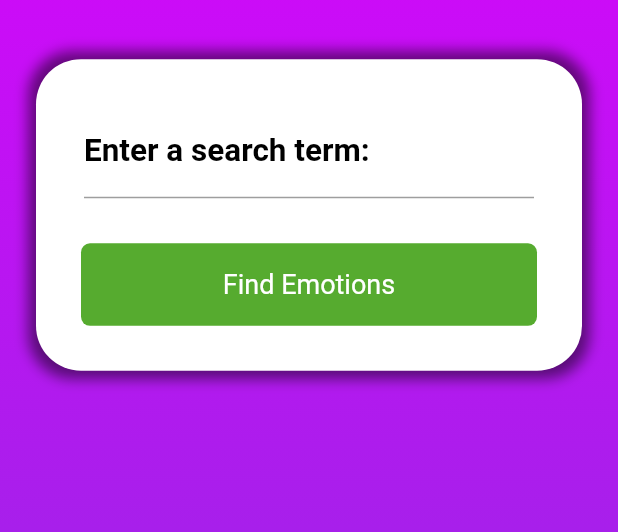
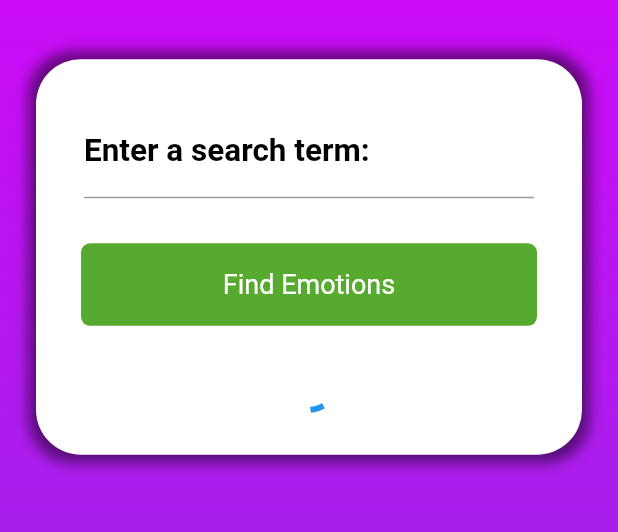
Before and after one commit to Yuldoshev/SentimentAnalysisApp, a Flutter app: the screen it shows after launch, on a phone screen of 412 x 824 dp, the part 325-857 px from its top. Run offline on Flutter 3.47's test engine with Material 2 defaults, Android fonts, the light colour scheme and no system bars; our stand-ins replace dio.

Commit message:
add code

```diff
--- a/lib/model/model.dart
+++ b/lib/model/model.dart
@@ -0,0 +1,8 @@
+class SentAna {
+  final String? emotios;
+  SentAna({this.emotios});
+
+  factory SentAna.fromJson(Map<String, dynamic> json) {
+    return SentAna(emotios: json['emotions_detected'][0]);
+  }
+}
--- a/lib/screen/home.dart
+++ b/lib/screen/home.dart
@@ -1,4 +1,6 @@
 import 'package:flutter/material.dart';
+import 'package:sentiment_analysis/api/api.dart';
+import 'package:sentiment_analysis/model/model.dart';
 
 class HomeScreen extends StatefulWidget {
   const HomeScreen({Key? key}) : super(key: key);
@@ -10,6 +12,9 @@ class HomeScreen extends StatefulWidget {
 class _HomeScreenState extends State<HomeScreen> {
   bool _loading = true;
   final myController = TextEditingController();
+
+  ApiService apiService = ApiService();
+  Future<SentAna>? analysis;
   @override
   Widget build(BuildContext context) {
     return Scaffold(
@@ -23,7 +28,7 @@ class _HomeScreenState extends State<HomeScreen> {
           ),
         ),
         child: Container(
-          padding: EdgeInsets.symmetric(horizontal: 24),
+          padding: const EdgeInsets.symmetric(horizontal: 24),
           child: Column(
             crossAxisAlignment: CrossAxisAlignment.center,
             children: [
@@ -38,11 +43,11 @@ class _HomeScreenState extends State<HomeScreen> {
                   fontSize: 28,
                 ),
               ),
-              SizedBox(
+              const SizedBox(
                 height: 40,
               ),
               Container(
-                padding: EdgeInsets.all(30),
+                padding: const EdgeInsets.all(30),
                 decoration: BoxDecoration(
                   color: Colors.white,
                   borderRadius: BorderRadius.circular(30),
@@ -65,18 +70,18 @@ class _HomeScreenState extends State<HomeScreen> {
                                   children: [
                                     TextField(
                                       controller: myController,
-                                      style: TextStyle(
+                                      style: const TextStyle(
                                         color: Colors.black,
                                         fontWeight: FontWeight.w600,
                                       ),
-                                      decoration: InputDecoration(
+                                      decoration: const InputDecoration(
                                           labelStyle: TextStyle(
                                             color: Colors.black,
                                             fontSize: 21,
                                           ),
                                           labelText: "Enter a search term: "),
                                     ),
-                                    SizedBox(
+                                    const SizedBox(
                                       height: 30,
                                     ),
                                   ],
@@ -85,12 +90,19 @@ class _HomeScreenState extends State<HomeScreen> {
                             : Container(),
                       ),
                     ),
-                    Container(
+                    SizedBox(
                       width: MediaQuery.of(context).size.width,
                       child: Column(
                         children: [
                           GestureDetector(
-                            onTap: () {},
+                            onTap: () {
+                              setState(() {
+                                //_loading = false;
+                                print(myController.text);
+                                analysis = apiService
+                                    .post(query: {'text': myController.text});
+                              });
+                            },
                             child: Container(
                               width: MediaQuery.of(context).size.width - 100,
                               alignment: Alignment.center,
@@ -106,7 +118,28 @@ class _HomeScreenState extends State<HomeScreen> {
                                     color: Colors.white, fontSize: 18),
                               ),
                             ),
-                          )
+                          ),
+                          SizedBox(
+                            height: 20,
+                          ),
+                          FutureBuilder<SentAna?>(
+                            future: analysis,
+                            builder: (context, snapshot) {
+                              if (snapshot.hasData) {
+                                print(snapshot.data!.emotios!);
+                                return Text(
+                                  "Prediction is: " + snapshot.data!.emotios!,
+                                  style: TextStyle(
+                                    color: Colors.black,
+                                    fontSize: 29,
+                                  ),
+                                );
+                              } else if (snapshot.hasError) {
+                                return Text("${snapshot.hasError}");
+                              }
+                              return CircularProgressIndicator();
+                            },
+                          ),
                         ],
                       ),
                     ),
--- a/pubspec.yaml
+++ b/pubspec.yaml
@@ -47,7 +47,7 @@ flutter_native_splash:
 flutter:
 
   # The following line ensures that the Material Icons font is
-  # included with your application, so that you can use the icons in
+  # included with your application, so that you can use the  icons in
   # the material Icons class.
   uses-material-design: true
   # To add assets to your application, add an assets section, like this:
```
Also changed, not shown: lib/api/api.dart (+13 -3 lines), 1 other file.
